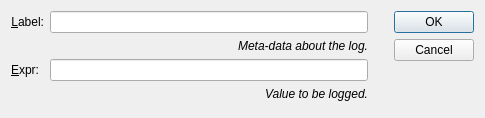
Before: the Qt Designer form src/modules/specialized/scxml/dialogs/scxmllogdialog.ui in lbellonda/qxmledit, drawn with Qt 5.
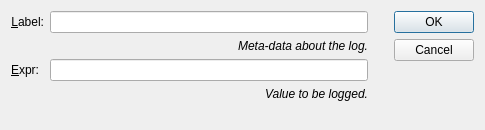
After: the same form once the commit is applied. Icons and pictures are not drawn.

What changed in the file:
```diff
--- a/src/modules/specialized/scxml/dialogs/scxmllogdialog.ui
+++ b/src/modules/specialized/scxml/dialogs/scxmllogdialog.ui
@@ -7,7 +7,7 @@
     <x>0</x>
     <y>0</y>
     <width>485</width>
-    <height>118</height>
+    <height>130</height>
    </rect>
   </property>
   <property name="windowTitle">
```
Left out of the diff: 8 changed lines with no effect on the pictures.
